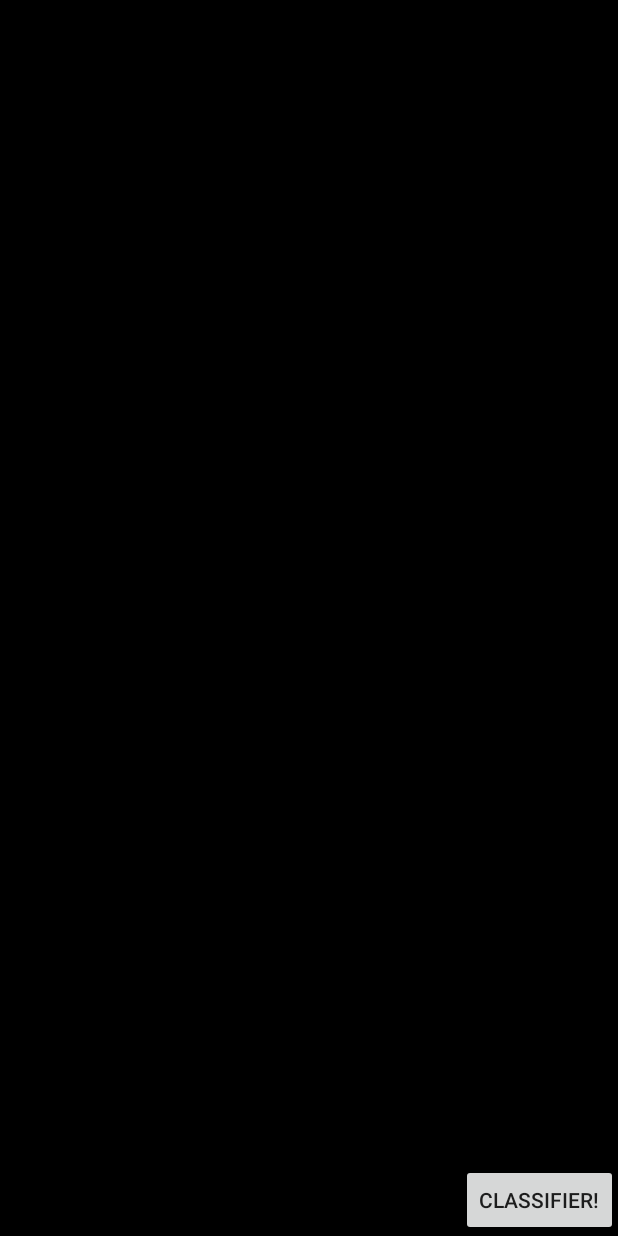
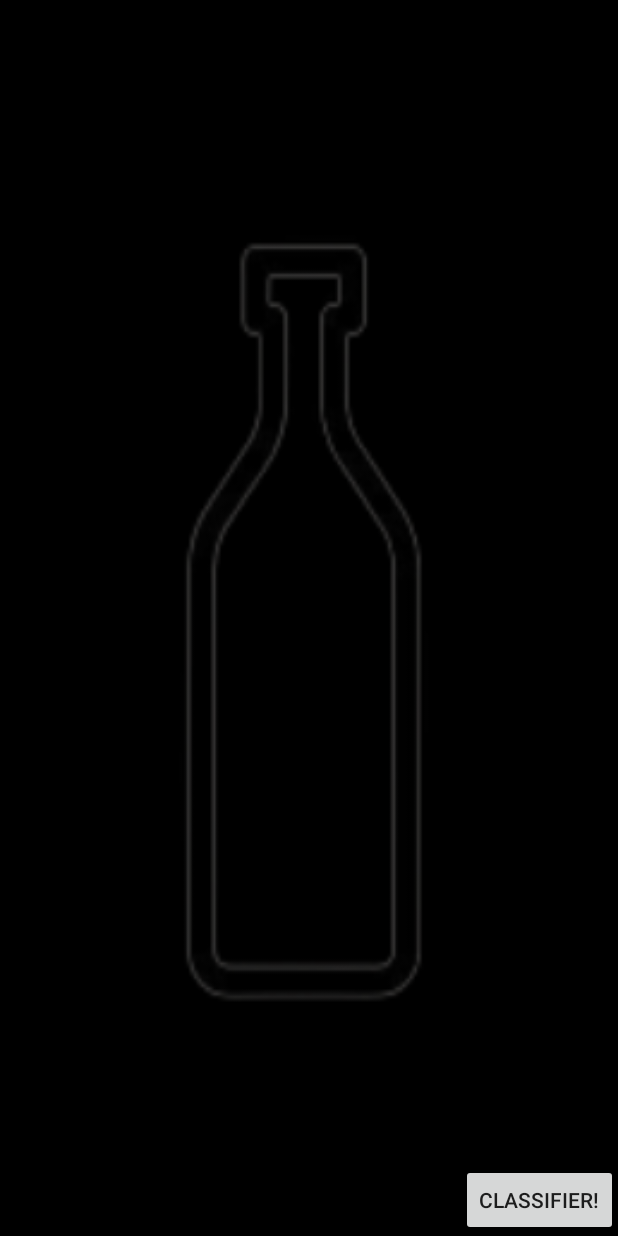
Before and after one commit to gnryu/Cockmate, an Android app: the layout activity_object_detection.xml on its own in the app's theme, with its tools: preview values and no code run, on a phone screen of 412 x 824 dp. Run offline under Robolectric (Android 15) with nearby library versions, the phone set to English and light mode, and no system bars.

Commit message:
camera guide added

```diff
--- a/app/src/main/res/layout/activity_object_detection.xml
+++ b/app/src/main/res/layout/activity_object_detection.xml
@@ -30,7 +30,8 @@
         app:layout_constraintEnd_toEndOf="parent"
         app:layout_constraintHorizontal_bias="1.0"
         app:layout_constraintStart_toStartOf="parent"
-        app:layout_constraintTop_toTopOf="parent" />
+        app:layout_constraintTop_toTopOf="parent"
+        android:background="@drawable/supporter"/>
 
 
 
--- a/app/src/main/res/layout/texture_view.xml
+++ b/app/src/main/res/layout/texture_view.xml
@@ -2,4 +2,5 @@
 <TextureView xmlns:android="http://schemas.android.com/apk/res/android"
     android:id="@+id/object_detection_texture_view"
     android:layout_width="match_parent"
-    android:layout_height="match_parent" />
+    android:layout_height="match_parent"
+    />
```
Also changed, not shown: app/src/main/res/drawable/supporter.png (added).
